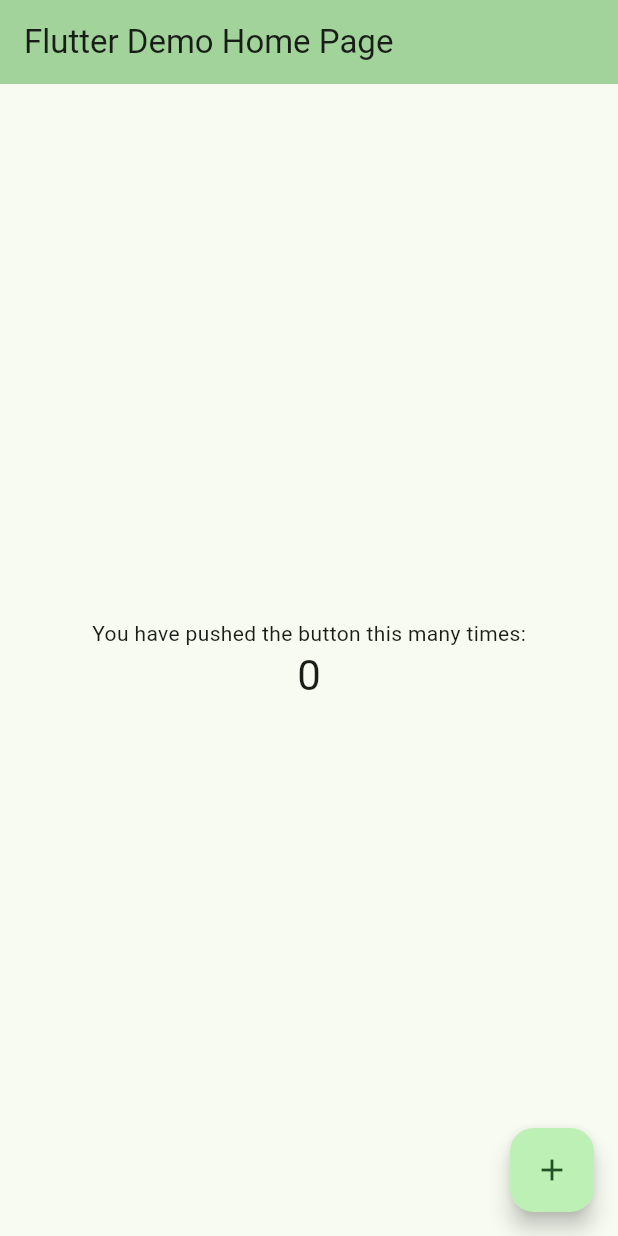
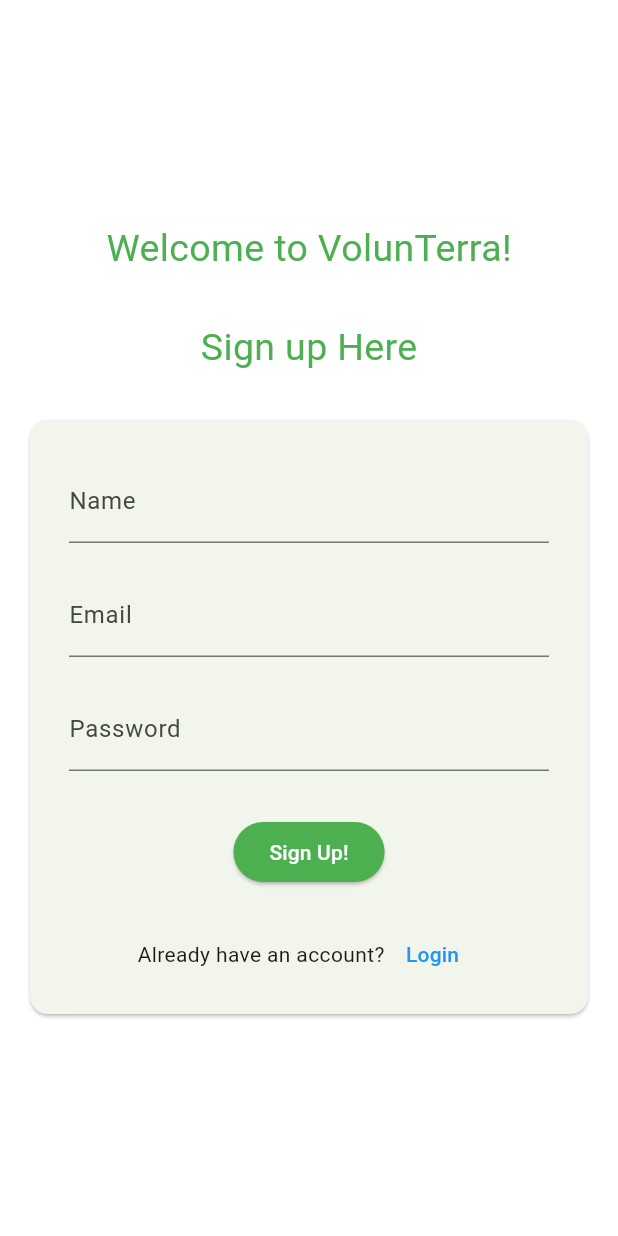
Before and after one commit to prakshishukla/volunterra, a Flutter app: the screen it shows after launch, on a phone screen of 412 x 824 dp. Run offline on Flutter 3.47's test engine with Material 3 defaults, Android fonts, the phone set to English and light mode, and no system bars; our stand-ins replace firebase_core; accounts and stored records are empty.

Commit message:
sign up and log in pages are done but not like working with authorization or anything.

```diff
--- a/lib/main.dart
+++ b/lib/main.dart
@@ -1,4 +1,5 @@
 import 'package:flutter/material.dart';
+import 'package:volunterra/pages/SignUp.dart';
 
 void main() {
   runApp(const MyApp());
@@ -31,7 +32,8 @@
         colorScheme: ColorScheme.fromSeed(seedColor: Colors.green),
         useMaterial3: true,
       ),
-      home: const MyHomePage(title: 'Flutter Demo Home Page'),
+      //home: const MyHomePage(title: 'Flutter Demo Home Page'),
+      home: SignUp(),
     );
   }
 }
--- a/lib/pages/signUp.dart
+++ b/lib/pages/signUp.dart
@@ -0,0 +1,100 @@
+import 'package:flutter/material.dart';
+
+import 'logIn.dart';
+
+class SignUp extends StatelessWidget {
+
+  SignUp() {
+    //SignUp(),
+  }
+
+@override
+Widget build(BuildContext context) {
+  return Center(
+    child: SingleChildScrollView(  // Add this
+      child: Column(
+        children: [
+          const Padding(
+            padding: EdgeInsets.all(20.0),
+            child: Material(child: Text(
+              "Welcome to VolunTerra!",
+              style: TextStyle(color: Colors.green, fontSize: 25,backgroundColor: Colors.white),
+            ),)
+          ),
+          const Padding(
+            padding: EdgeInsets.all(10.0),
+            child:Material (child: Text(
+              "Sign up Here",
+              style: TextStyle(color: Colors.green, fontSize: 25,backgroundColor: Colors.white),
+            ),)
+          ),
+          Card(
+            margin: const EdgeInsets.all(20.0),
+            child: Padding(
+              padding: const EdgeInsets.all(16.0),
+              child: Column(
+                mainAxisSize: MainAxisSize.min,
+                children: <Widget>[
+                  const Padding(
+                    padding: EdgeInsets.all(10.0),
+                    child: TextField(
+                      decoration: InputDecoration(labelText: 'Name'),
+                    ),
+                  ),
+                  const Padding(
+                    padding: EdgeInsets.all(10.0),
+                    child: TextField(
+                      decoration: InputDecoration(labelText: 'Email'),
+                    ),
+                  ),
+                  const Padding(
+                    padding: EdgeInsets.all(10.0),
+                    child: TextField(
+                      decoration: InputDecoration(labelText: 'Password'),
+                    ),
+                  ),
+                  Padding(
+                    padding: const EdgeInsets.all(20),
+                    child: ElevatedButton(
+                      onPressed: () {
+                        // Handle signup logic here
+                      },
+                      style: ButtonStyle(
+                        backgroundColor:
+                            MaterialStateProperty.all(Colors.green),
+                        foregroundColor:
+                            MaterialStateProperty.all(Colors.white),
+                      ),
+                      child: const Text('Sign Up!'),
+                    ),
+                  ),
+                  Row(
+                    mainAxisAlignment: MainAxisAlignment.center,
+                    children: [
+                      const Text("Already have an account?"),
+                      TextButton(
+                        onPressed: () {
+                          Navigator.push(
+                            context,
+                            MaterialPageRoute(
+                              builder: (context) => LogIn(),
+                            ),
+                          );
+                        },
+                        child: const Text(
+                          "Login",
+                          style: TextStyle(color: Colors.blue),
+                        ),
+                      )
+                    ],
+                  )
+                ],
+              ),
+            ),
+          ),
+        ],
+      ),
+    ),
+  );
+}
+}
```
Also changed, not shown: lib/pages/logIn.dart (+98 -0 lines).
